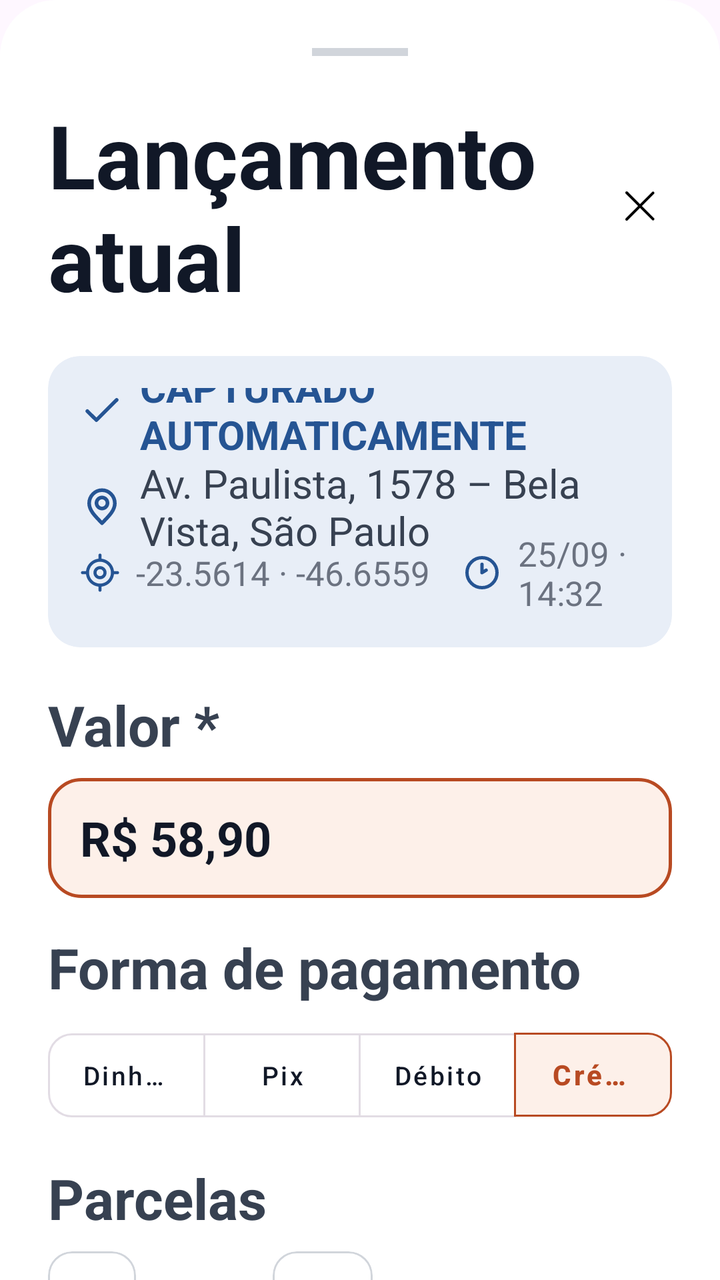
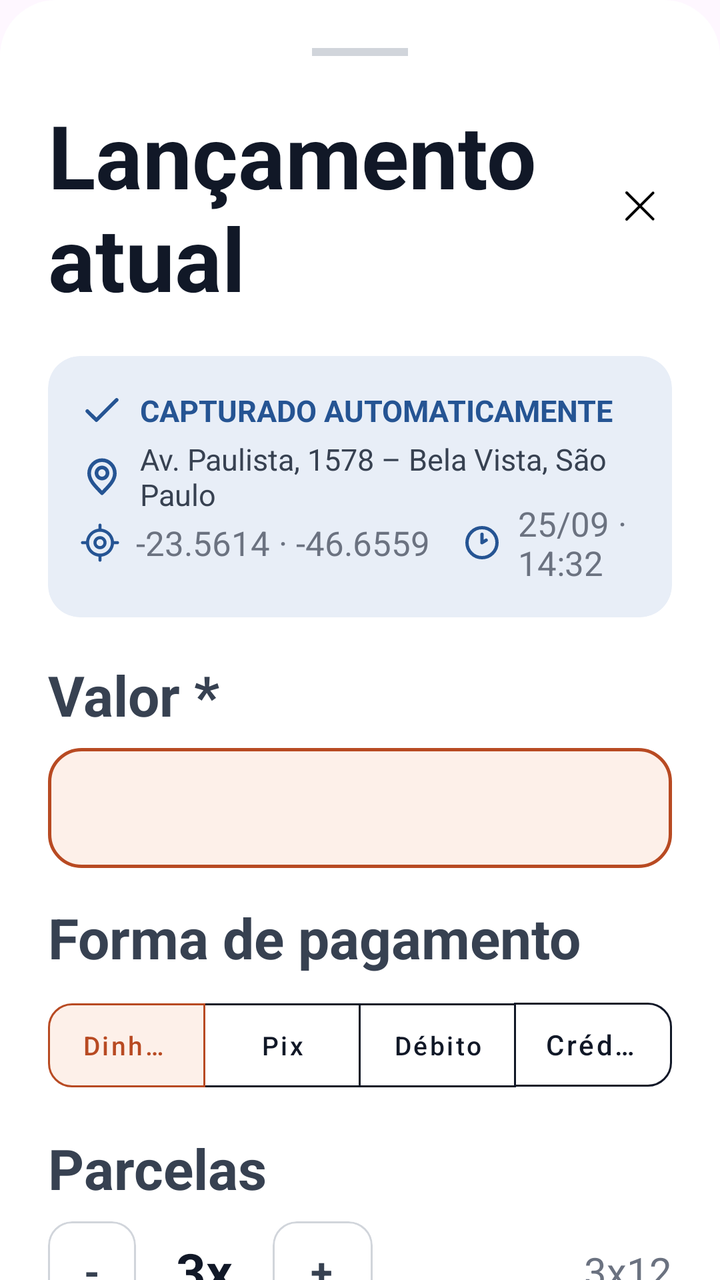

An Android layout rendered at two revisions. The XML below is the earlier revision; the diff shows what the commit changed to produce the second picture.
<!-- AndroidManifest.xml: application theme Theme.PIC -->
<!-- res/layout/bottom_sheet_current_expense.xml -->
<?xml version="1.0" encoding="utf-8"?>
<androidx.core.widget.NestedScrollView xmlns:android="http://schemas.android.com/apk/res/android"
    xmlns:app="http://schemas.android.com/apk/res-auto"
    xmlns:tools="http://schemas.android.com/tools"
    android:layout_width="match_parent"
    android:layout_height="wrap_content"
    android:background="@drawable/bg_bottom_sheet"
    android:fillViewport="true">

    <androidx.constraintlayout.widget.ConstraintLayout
        android:layout_width="match_parent"
        android:layout_height="wrap_content"
        android:padding="24dp">

        
        <View
            android:id="@+id/dragHandle"
            android:layout_width="48dp"
            android:layout_height="4dp"
            android:background="#D1D5DB"
            app:layout_constraintEnd_toEndOf="parent"
            app:layout_constraintStart_toStartOf="parent"
            app:layout_constraintTop_toTopOf="parent" />

        
        <TextView
            android:id="@+id/tvTitle"
            android:layout_width="0dp"
            android:layout_height="wrap_content"
            android:layout_marginTop="20dp"
            android:text="@string/current_expense_title"
            android:textColor="#111827"
            android:textSize="44sp"
            android:textStyle="bold"
            app:layout_constraintEnd_toStartOf="@id/btnClose"
            app:layout_constraintStart_toStartOf="parent"
            app:layout_constraintTop_toBottomOf="@id/dragHandle" />

        
        <ImageView
            android:id="@+id/btnClose"
            android:layout_width="32dp"
            android:layout_height="32dp"
            android:contentDescription="@null"
            android:src="@drawable/close"
            app:layout_constraintBottom_toBottomOf="@id/tvTitle"
            app:layout_constraintEnd_toEndOf="parent"
            app:layout_constraintTop_toTopOf="@id/tvTitle"/>

        
        <com.google.android.material.card.MaterialCardView
            android:id="@+id/cardCaptured"
            android:layout_width="0dp"
            android:layout_height="wrap_content"
            android:layout_marginTop="20dp"
            app:cardBackgroundColor="#E8EEF7"
            app:cardCornerRadius="16dp"
            app:cardElevation="0dp"
            app:strokeWidth="0dp"
            app:layout_constraintEnd_toEndOf="parent"
            app:layout_constraintStart_toStartOf="parent"
            app:layout_constraintTop_toBottomOf="@id/tvTitle">

            <androidx.constraintlayout.widget.ConstraintLayout
                android:layout_width="match_parent"
                android:layout_height="wrap_content"
                android:padding="16dp">

                
                <ImageView
                    android:id="@+id/icCheck"
                    android:layout_width="22dp"
                    android:layout_height="22dp"
                    android:contentDescription="@null"
                    android:src="@drawable/check"
                    app:tint="#255493"
                    app:layout_constraintStart_toStartOf="parent"
                    app:layout_constraintTop_toTopOf="parent" />

                <TextView
                    android:id="@+id/tvCapturedTag"
                    android:layout_width="0dp"
                    android:layout_height="wrap_content"
                    android:layout_marginStart="8dp"
                    android:text="@string/captured_automatically"
                    android:textColor="#255493"
                    android:textSize="20sp"
                    android:textStyle="bold"
                    app:layout_constraintBottom_toBottomOf="@id/icCheck"
                    app:layout_constraintEnd_toEndOf="parent"
                    app:layout_constraintStart_toEndOf="@id/icCheck"
                    app:layout_constraintTop_toTopOf="@id/icCheck" />

                
                <ImageView
                    android:id="@+id/icLocation"
                    android:layout_width="22dp"
                    android:layout_height="22dp"
                    android:layout_marginTop="12dp"
                    android:contentDescription="@null"
                    android:src="@drawable/location"
                    app:tint="#255493"
                    app:layout_constraintStart_toStartOf="parent"
                    app:layout_constraintTop_toBottomOf="@id/tvCapturedTag" />

                <TextView
                    android:id="@+id/tvCapturedAddress"
                    android:layout_width="0dp"
                    android:layout_height="wrap_content"
                    android:layout_marginStart="8dp"
                    android:text="@string/captured_address"
                    android:textColor="#374151"
                    android:textSize="20sp"
                    app:layout_constraintBottom_toBottomOf="@id/icLocation"
                    app:layout_constraintEnd_toEndOf="parent"
                    app:layout_constraintStart_toEndOf="@id/icLocation"
                    app:layout_constraintTop_toTopOf="@id/icLocation" />

                
                <ImageView
                    android:id="@+id/icCoords"
                    android:layout_width="20dp"
                    android:layout_height="20dp"
                    android:layout_marginTop="12dp"
                    android:contentDescription="@null"
                    android:src="@drawable/target"
                    app:tint="#255493"
                    app:layout_constraintStart_toStartOf="parent"
                    app:layout_constraintTop_toBottomOf="@id/icLocation" />

                <TextView
                    android:id="@+id/tvCapturedCoords"
                    android:layout_width="wrap_content"
                    android:layout_height="wrap_content"
                    android:layout_marginStart="8dp"
                    android:text="@string/captured_coords"
                    android:textColor="#6B7280"
                    android:textSize="17sp"
                    app:layout_constraintBottom_toBottomOf="@id/icCoords"
                    app:layout_constraintStart_toEndOf="@id/icCoords"
                    app:layout_constraintTop_toTopOf="@id/icCoords" />

                
                <ImageView
                    android:id="@+id/icTime"
                    android:layout_width="20dp"
                    android:layout_height="20dp"
                    android:layout_marginStart="16dp"
                    android:contentDescription="@null"
                    android:src="@drawable/clock"
                    app:tint="#255493"
                    app:layout_constraintBottom_toBottomOf="@id/icCoords"
                    app:layout_constraintStart_toEndOf="@id/tvCapturedCoords"
                    app:layout_constraintTop_toTopOf="@id/icCoords" />

                <TextView
                    android:id="@+id/tvCapturedDateTime"
                    android:layout_width="0dp"
                    android:layout_height="wrap_content"
                    android:layout_marginStart="8dp"
                    android:text="@string/captured_datetime"
                    android:textColor="#6B7280"
                    android:textSize="17sp"
                    app:layout_constraintBottom_toBottomOf="@id/icTime"
                    app:layout_constraintEnd_toEndOf="parent"
                    app:layout_constraintStart_toEndOf="@id/icTime"
                    app:layout_constraintTop_toTopOf="@id/icTime" />

            </androidx.constraintlayout.widget.ConstraintLayout>
        </com.google.android.material.card.MaterialCardView>

        
        <TextView
            android:id="@+id/lblValue"
            android:layout_width="wrap_content"
            android:layout_height="wrap_content"
            android:layout_marginTop="20dp"
            android:text="@string/label_value"
            android:textColor="#374151"
            android:textSize="28sp"
            android:textStyle="bold"
            app:layout_constraintStart_toStartOf="parent"
            app:layout_constraintTop_toBottomOf="@id/cardCaptured" />

        <EditText
            android:id="@+id/etValue"
            android:layout_width="0dp"
            android:layout_height="60dp"
            android:layout_marginTop="8dp"
            android:background="@drawable/bg_expense_value_input"
            android:inputType="numberDecimal"
            android:paddingHorizontal="16dp"
            android:text="@string/placeholder_current_value"
            android:textColor="#111827"
            android:textSize="24sp"
            android:textStyle="bold"
            app:layout_constraintEnd_toEndOf="parent"
            app:layout_constraintStart_toStartOf="parent"
            app:layout_constraintTop_toBottomOf="@id/lblValue" />

        
        <TextView
            android:id="@+id/lblPaymentMethod"
            android:layout_width="wrap_content"
            android:layout_height="wrap_content"
            android:layout_marginTop="16dp"
            android:text="@string/label_payment_method"
            android:textColor="#374151"
            android:textSize="28sp"
            android:textStyle="bold"
            app:layout_constraintStart_toStartOf="parent"
            app:layout_constraintTop_toBottomOf="@id/etValue" />

        <com.google.android.material.button.MaterialButtonToggleGroup
            android:id="@+id/toggleGroupPayment"
            android:layout_width="0dp"
            android:layout_height="wrap_content"
            android:layout_marginTop="8dp"
            app:checkedButton="@id/btnPaymentCredit"
            app:singleSelection="true"
            app:layout_constraintEnd_toEndOf="parent"
            app:layout_constraintStart_toStartOf="parent"
            app:layout_constraintTop_toBottomOf="@id/lblPaymentMethod">

            <com.google.android.material.button.MaterialButton
                android:id="@+id/btnPaymentCash"
                style="@style/Widget.MaterialComponents.Button.OutlinedButton"
                android:layout_width="0dp"
                android:layout_height="54dp"
                android:layout_weight="1"
                android:text="@string/payment_cash"
                android:textAllCaps="false"
                android:textColor="#111827"
                android:textSize="13sp"
                app:cornerRadius="12dp" />

            <com.google.android.material.button.MaterialButton
                android:id="@+id/btnPaymentPix"
                style="@style/Widget.MaterialComponents.Button.OutlinedButton"
                android:layout_width="0dp"
                android:layout_height="54dp"
                android:layout_weight="1"
                android:text="@string/payment_pix"
                android:textAllCaps="false"
                android:textColor="#111827"
                android:textSize="13sp"
                app:cornerRadius="12dp" />

            <com.google.android.material.button.MaterialButton
                android:id="@+id/btnPaymentDebit"
                style="@style/Widget.MaterialComponents.Button.OutlinedButton"
                android:layout_width="0dp"
                android:layout_height="54dp"
                android:layout_weight="1"
                android:text="@string/payment_debit"
                android:textAllCaps="false"
                android:textColor="#111827"
                android:textSize="13sp"
                app:cornerRadius="12dp" />

            <com.google.android.material.button.MaterialButton
                android:id="@+id/btnPaymentCredit"
                style="@style/Widget.MaterialComponents.Button.OutlinedButton"
                android:layout_width="0dp"
                android:layout_height="54dp"
                android:layout_weight="1"
                android:backgroundTint="#FDF0E9"
                android:text="@string/payment_credit"
                android:textAllCaps="false"
                android:textColor="#B84A22"
                android:textStyle="bold"
                app:cornerRadius="12dp"
                app:strokeColor="#B84A22" />

        </com.google.android.material.button.MaterialButtonToggleGroup>

        
        <TextView
            android:id="@+id/lblInstallments"
            android:layout_width="wrap_content"
            android:layout_height="wrap_content"
            android:layout_marginTop="16dp"
            android:text="@string/label_installments"
            android:textColor="#374151"
            android:textSize="28sp"
            android:textStyle="bold"
            app:layout_constraintStart_toStartOf="parent"
            app:layout_constraintTop_toBottomOf="@id/toggleGroupPayment" />

        <LinearLayout
            android:id="@+id/layoutInstallments"
            android:layout_width="0dp"
            android:layout_height="wrap_content"
            android:layout_marginTop="8dp"
            android:gravity="center_vertical"
            android:orientation="horizontal"
            app:layout_constraintEnd_toEndOf="parent"
            app:layout_constraintStart_toStartOf="parent"
            app:layout_constraintTop_toBottomOf="@id/lblInstallments">

            
            <com.google.android.material.card.MaterialCardView
                android:id="@+id/btnMinusInstallment"
                android:layout_width="44dp"
                android:layout_height="50dp"
                app:cardBackgroundColor="@color/white"
                app:cardCornerRadius="12dp"
                app:cardElevation="0dp"
                app:strokeColor="#D1D5DB"
                app:strokeWidth="1dp">

                <TextView
                    android:layout_width="wrap_content"
                    android:layout_height="wrap_content"
                    android:layout_gravity="center"
                    android:text="-"
                    android:textColor="#374151"
                    android:textSize="20sp"
                    android:textStyle="bold" />
            </com.google.android.material.card.MaterialCardView>

            
            <TextView
                android:id="@+id/tvInstallmentsCount"
                android:layout_width="wrap_content"
                android:layout_height="wrap_content"
                android:layout_marginHorizontal="20dp"
                android:text="@string/placeholder_installments_count"
                android:textColor="#111827"
                android:textSize="26sp"
                android:textStyle="bold" />

            
            <com.google.android.material.card.MaterialCardView
                android:id="@+id/btnPlusInstallment"
                android:layout_width="50dp"
                android:layout_height="50dp"
                app:cardBackgroundColor="@color/white"
                app:cardCornerRadius="12dp"
                app:cardElevation="0dp"
                app:strokeColor="#D1D5DB"
                app:strokeWidth="1dp">

                <TextView
                    android:layout_width="12dp"
                    android:layout_height="wrap_content"
                    android:layout_gravity="center"
                    android:text="+"
                    android:textColor="#374151"
                    android:textSize="20sp"
                    android:textStyle="bold" />
            </com.google.android.material.card.MaterialCardView>

            <View
                android:layout_width="0dp"
                android:layout_height="1dp"
                android:layout_weight="1" />

            
            <TextView
                android:id="@+id/tvInstallmentsCalc"
                android:layout_width="wrap_content"
                android:layout_height="wrap_content"
                android:text="@string/placeholder_installments_calc"
                android:textColor="#6B7280"
                android:textSize="20sp" />

        </LinearLayout>

        
        <TextView
            android:id="@+id/lblType"
            android:layout_width="0dp"
            android:layout_height="wrap_content"
            android:layout_marginTop="16dp"
            android:layout_marginEnd="8dp"
            android:text="@string/label_type"
            android:textColor="#374151"
            android:textSize="28sp"
            android:textStyle="bold"
            app:layout_constraintEnd_toStartOf="@id/lblSubtype"
            app:layout_constraintStart_toStartOf="parent"
            app:layout_constraintTop_toBottomOf="@id/layoutInstallments" />

        <TextView
            android:id="@+id/lblSubtype"
            android:layout_width="0dp"
            android:layout_height="wrap_content"
            android:layout_marginStart="8dp"
            android:layout_marginTop="16dp"
            android:text="@string/label_subtype"
            android:textColor="#374151"
            android:textSize="28sp"
            android:textStyle="bold"
            app:layout_constraintEnd_toEndOf="parent"
            app:layout_constraintStart_toEndOf="@id/lblType"
            app:layout_constraintTop_toBottomOf="@id/layoutInstallments" />

        <com.google.android.material.textfield.TextInputLayout
            android:id="@+id/tilType"
            style="@style/Widget.MaterialComponents.TextInputLayout.OutlinedBox.ExposedDropdownMenu"
            android:layout_width="0dp"
            android:layout_height="wrap_content"
            android:layout_marginTop="8dp"
            android:layout_marginEnd="8dp"
            app:boxCornerRadiusBottomEnd="14dp"
            app:boxCornerRadiusBottomStart="14dp"
            app:boxCornerRadiusTopEnd="14dp"
            app:boxCornerRadiusTopStart="14dp"
            app:boxStrokeColor="#D1D5DB"
            app:boxStrokeWidth="1dp"
            app:hintEnabled="false"
            app:layout_constraintEnd_toStartOf="@id/tilSubtype"
            app:layout_constraintStart_toStartOf="parent"
            app:layout_constraintTop_toBottomOf="@id/lblType">

            <AutoCompleteTextView
                android:id="@+id/actType"
                android:layout_width="match_parent"
                android:layout_height="wrap_content"
                android:inputType="none"
                android:text="Alimentação"
                android:textColor="#111827"
                android:textSize="15sp" />
        </com.google.android.material.textfield.TextInputLayout>

        <com.google.android.material.textfield.TextInputLayout
            android:id="@+id/tilSubtype"
            style="@style/Widget.MaterialComponents.TextInputLayout.OutlinedBox.ExposedDropdownMenu"
            android:layout_width="0dp"
            android:layout_height="wrap_content"
            android:layout_marginStart="8dp"
            android:layout_marginTop="8dp"
            app:boxCornerRadiusBottomEnd="14dp"
            app:boxCornerRadiusBottomStart="14dp"
            app:boxCornerRadiusTopEnd="14dp"
            app:boxCornerRadiusTopStart="14dp"
            app:boxStrokeColor="#D1D5DB"
            app:boxStrokeWidth="1dp"
            app:hintEnabled="false"
            app:layout_constraintEnd_toEndOf="parent"
            app:layout_constraintStart_toEndOf="@id/tilType"
            app:layout_constraintTop_toBottomOf="@id/lblSubtype">

            <AutoCompleteTextView
                android:id="@+id/actSubtype"
                android:layout_width="match_parent"
                android:layout_height="wrap_content"
                android:inputType="none"
                android:text="Restaurante"
                android:textColor="#111827"
                android:textSize="15sp" />
        </com.google.android.material.textfield.TextInputLayout>

        
        <TextView
            android:id="@+id/lblDescription"
            android:layout_width="wrap_content"
            android:layout_height="wrap_content"
            android:layout_marginTop="16dp"
            android:text="@string/label_description"
            android:textColor="#374151"
            android:textSize="28sp"
            android:textStyle="bold"
            app:layout_constraintStart_toStartOf="parent"
            app:layout_constraintTop_toBottomOf="@id/tilType" />

        <com.google.android.material.textfield.TextInputLayout
            android:id="@+id/tilDescription"
            style="@style/Widget.MaterialComponents.TextInputLayout.OutlinedBox"
            android:layout_width="0dp"
            android:layout_height="wrap_content"
            android:layout_marginTop="8dp"
            app:boxCornerRadiusBottomEnd="14dp"
            app:boxCornerRadiusBottomStart="14dp"
            app:boxCornerRadiusTopEnd="14dp"
            app:boxCornerRadiusTopStart="14dp"
            app:boxStrokeColor="#D1D5DB"
            app:boxStrokeWidth="1dp"
            app:hintEnabled="false"
            app:layout_constraintEnd_toEndOf="parent"
            app:layout_constraintStart_toStartOf="parent"
            app:layout_constraintTop_toBottomOf="@id/lblDescription">

            <com.google.android.material.textfield.TextInputEditText
                android:id="@+id/etDescription"
                android:layout_width="match_parent"
                android:layout_height="wrap_content"
                android:inputType="textCapSentences"
                android:text="@string/placeholder_current_desc"
                android:textColor="#111827"
                android:textSize="15sp" />
        </com.google.android.material.textfield.TextInputLayout>

        
        <LinearLayout
            android:id="@+id/layoutButtons"
            android:layout_width="0dp"
            android:layout_height="wrap_content"
            android:layout_marginTop="24dp"
            android:orientation="horizontal"
            app:layout_constraintEnd_toEndOf="parent"
            app:layout_constraintStart_toStartOf="parent"
            app:layout_constraintTop_toBottomOf="@id/tilDescription">

            
            <com.google.android.material.button.MaterialButton
                android:id="@+id/btnCancel"
                style="@style/Widget.MaterialComponents.Button.OutlinedButton"
                android:layout_width="0dp"
                android:layout_height="56dp"
                android:layout_marginEnd="12dp"
                android:layout_weight="1"
                android:text="@string/btn_cancel"
                android:textAllCaps="false"
                android:textColor="#111827"
                android:textSize="16sp"
                android:textStyle="bold"
                app:cornerRadius="16dp"
                app:strokeColor="#D1D5DB"
                app:strokeWidth="1dp" />

            
            <com.google.android.material.button.MaterialButton
                android:id="@+id/btnSaveExpense"
                android:layout_width="0dp"
                android:layout_height="56dp"
                android:layout_weight="1.6"
                android:backgroundTint="#B84A22"
                android:text="@string/btn_save_expense"
                android:textAllCaps="false"
                android:textColor="@color/white"
                android:textSize="16sp"
                android:textStyle="bold"
                app:cornerRadius="16dp" />

        </LinearLayout>

    </androidx.constraintlayout.widget.ConstraintLayout>
</androidx.core.widget.NestedScrollView>
<!-- resources referenced by this layout -->
<resources>
  <color name="white">#FFFFFFFF</color>
  <!-- drawable bg_bottom_sheet (drawable) -->
  <?xml version="1.0" encoding="utf-8"?>
  <shape xmlns:android="http://schemas.android.com/apk/res/android"
      android:shape="rectangle">
      <solid android:color="@color/white" />
      <corners
          android:topLeftRadius="28dp"
          android:topRightRadius="28dp" />
  </shape>
  <!-- drawable bg_expense_value_input (drawable) -->
  <?xml version="1.0" encoding="utf-8"?>
  <shape xmlns:android="http://schemas.android.com/apk/res/android"
      android:shape="rectangle">
      <solid android:color="#FDF0E9" />
      <stroke
          android:width="1.5dp"
          android:color="#B84A22" />
      <corners android:radius="16dp" />
  </shape>
  <!-- drawable check (drawable) -->
  <vector xmlns:android="http://schemas.android.com/apk/res/android" android:height="26dp" android:viewportHeight="24" android:viewportWidth="24" android:width="26dp">
        
      <path android:fillColor="#00000000" android:pathData="M4,12.611L8.923,17.5L20,6.5" android:strokeColor="#000000" android:strokeLineCap="round" android:strokeLineJoin="round" android:strokeWidth="2"/>
      
  </vector>
  <!-- drawable clock (drawable) -->
  <vector xmlns:android="http://schemas.android.com/apk/res/android" android:height="26dp" android:viewportHeight="24" android:viewportWidth="24" android:width="26dp">
        
      <path android:fillColor="#00000000" android:pathData="M12,7V12L14.5,10.5M21,12C21,16.971 16.971,21 12,21C7.029,21 3,16.971 3,12C3,7.029 7.029,3 12,3C16.971,3 21,7.029 21,12Z" android:strokeColor="#000000" android:strokeLineCap="round" android:strokeLineJoin="round" android:strokeWidth="2"/>
      
  </vector>
  <!-- drawable close (drawable) -->
  <vector xmlns:android="http://schemas.android.com/apk/res/android" android:height="26dp" android:viewportHeight="24" android:viewportWidth="24" android:width="26dp">
        
      <path android:fillColor="#ffffff" android:pathData="M0,0h24v24h-24z"/>
        
      <path android:fillColor="#00000000" android:pathData="M7,17L16.899,7.101" android:strokeColor="#000000" android:strokeLineCap="round" android:strokeLineJoin="round" android:strokeWidth="1"/>
        
      <path android:fillColor="#00000000" android:pathData="M7,7L16.899,16.899" android:strokeColor="#000000" android:strokeLineCap="round" android:strokeLineJoin="round" android:strokeWidth="1"/>
      
  </vector>
  <string name="btn_cancel">Cancelar</string>
  <string name="btn_save_expense">Salvar despesa</string>
  <string name="captured_address">Av. Paulista, 1578 – Bela Vista, São Paulo</string>
  <string name="captured_automatically">CAPTURADO AUTOMATICAMENTE</string>
  <string name="captured_coords">-23.5614 · -46.6559</string>
  <string name="captured_datetime">25/09 · 14:32</string>
  <string name="current_expense_title">Lançamento atual</string>
  <string name="label_description">Descrição *</string>
  <string name="label_installments">Parcelas</string>
  <string name="label_payment_method">Forma de pagamento</string>
  <string name="label_subtype">Subtipo</string>
  <string name="label_type">Tipo</string>
  <string name="label_value">Valor *</string>
  <string name="payment_cash">Dinheiro</string>
  <string name="payment_credit">Crédito</string>
  <string name="payment_debit">Débito</string>
  <string name="payment_pix">Pix</string>
  <string name="placeholder_current_desc">Almoço com a equipe</string>
  <string name="placeholder_current_value">R$ 58,90</string>
  <string name="placeholder_installments_calc">3 × R$ 19,63</string>
  <string name="placeholder_installments_count">3x</string>
  <style name="Theme.PIC" parent="Base.Theme.PIC" />
  <style name="Base.Theme.PIC" parent="Theme.Material3.DayNight.NoActionBar">
          
          
      </style>
  <!-- unchanged entries left out for length: 2 -->
</resources>

<!-- the commit's change to res/layout/bottom_sheet_current_expense.xml (unified diff, before → after) -->
@@ -84,7 +84,7 @@
                     android:layout_marginStart="8dp"
                     android:text="@string/captured_automatically"
                     android:textColor="#255493"
-                    android:textSize="20sp"
+                    android:textSize="15sp"
                     android:textStyle="bold"
                     app:layout_constraintBottom_toBottomOf="@id/icCheck"
                     app:layout_constraintEnd_toEndOf="parent"
@@ -110,7 +110,7 @@
                     android:layout_marginStart="8dp"
                     android:text="@string/captured_address"
                     android:textColor="#374151"
-                    android:textSize="20sp"
+                    android:textSize="15sp"
                     app:layout_constraintBottom_toBottomOf="@id/icLocation"
                     app:layout_constraintEnd_toEndOf="parent"
                     app:layout_constraintStart_toEndOf="@id/icLocation"
@@ -190,8 +190,6 @@
             android:background="@drawable/bg_expense_value_input"
             android:inputType="numberDecimal"
             android:paddingHorizontal="16dp"
-            android:text="@string/placeholder_current_value"
-            android:textColor="#111827"
             android:textSize="24sp"
             android:textStyle="bold"
             app:layout_constraintEnd_toEndOf="parent"
@@ -216,7 +214,7 @@
             android:layout_width="0dp"
             android:layout_height="wrap_content"
             android:layout_marginTop="8dp"
-            app:checkedButton="@id/btnPaymentCredit"
+            app:checkedButton="@id/btnPaymentCash"
             app:singleSelection="true"
             app:layout_constraintEnd_toEndOf="parent"
             app:layout_constraintStart_toStartOf="parent"
@@ -230,9 +228,11 @@
                 android:layout_weight="1"
                 android:text="@string/payment_cash"
                 android:textAllCaps="false"
-                android:textColor="#111827"
                 android:textSize="13sp"
-                app:cornerRadius="12dp" />
+                app:cornerRadius="12dp"
+                app:backgroundTint="@color/selector_payment_button_bg"
+                app:strokeColor="@color/selector_payment_button_text"
+                android:textColor="@color/selector_payment_button_text"/>
 
             <com.google.android.material.button.MaterialButton
                 android:id="@+id/btnPaymentPix"
@@ -242,9 +242,11 @@
                 android:layout_weight="1"
                 android:text="@string/payment_pix"
                 android:textAllCaps="false"
-                android:textColor="#111827"
                 android:textSize="13sp"
-                app:cornerRadius="12dp" />
+                app:cornerRadius="12dp"
+                app:backgroundTint="@color/selector_payment_button_bg"
+                app:strokeColor="@color/selector_payment_button_text"
+                android:textColor="@color/selector_payment_button_text"/>
 
             <com.google.android.material.button.MaterialButton
                 android:id="@+id/btnPaymentDebit"
@@ -254,9 +256,11 @@
                 android:layout_weight="1"
                 android:text="@string/payment_debit"
                 android:textAllCaps="false"
-                android:textColor="#111827"
                 android:textSize="13sp"
-                app:cornerRadius="12dp" />
+                app:cornerRadius="12dp"
+                app:backgroundTint="@color/selector_payment_button_bg"
+                app:strokeColor="@color/selector_payment_button_text"
+                android:textColor="@color/selector_payment_button_text"/>
 
             <com.google.android.material.button.MaterialButton
                 android:id="@+id/btnPaymentCredit"
@@ -264,13 +268,12 @@
                 android:layout_width="0dp"
                 android:layout_height="54dp"
                 android:layout_weight="1"
-                android:backgroundTint="#FDF0E9"
                 android:text="@string/payment_credit"
                 android:textAllCaps="false"
-                android:textColor="#B84A22"
-                android:textStyle="bold"
                 app:cornerRadius="12dp"
-                app:strokeColor="#B84A22" />
+                app:backgroundTint="@color/selector_payment_button_bg"
+                app:strokeColor="@color/selector_payment_button_text"
+                android:textColor="@color/selector_payment_button_text" />
 
         </com.google.android.material.button.MaterialButtonToggleGroup>
 
<!-- resource entries referenced after the edit -->
@@ -59,9 +59,8 @@
   <string name="payment_credit">Crédito</string>
   <string name="payment_debit">Débito</string>
   <string name="payment_pix">Pix</string>
-  <string name="placeholder_current_desc">Almoço com a equipe</string>
-  <string name="placeholder_current_value">R$ 58,90</string>
-  <string name="placeholder_installments_calc">3 × R$ 19,63</string>
+  <string name="placeholder_current_desc">aniversário do Diogo</string>
+  <string name="placeholder_installments_calc">3x12</string>
   <string name="placeholder_installments_count">3x</string>
   <style name="Theme.PIC" parent="Base.Theme.PIC" />
   <style name="Base.Theme.PIC" parent="Theme.Material3.DayNight.NoActionBar">
